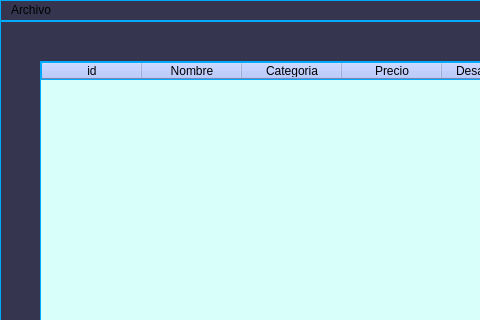
Above: views/videojuego.ui from joanmera/Gameverse_Interface before the change; both pictures show x 0 to 480 and y 0 to 320 of the 1001 by 544 pixel window. Below: the same form after it.
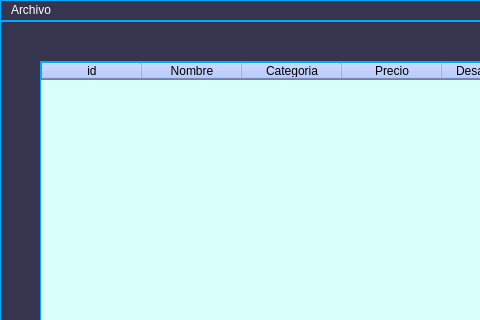
That is the form after the change.

Diff of the .ui file:
```diff
--- a/views/videojuego.ui
+++ b/views/videojuego.ui
@@ -15,7 +15,8 @@
   </property>
   <property name="styleSheet">
    <string notr="true">background-color: rgb(53, 53, 79);
-border: 1px solid #00aaff; /* Contorno neon azul */</string>
+border: 1px solid #00aaff; /* Contorno neon azul */
+color: rgb(255, 255, 255);</string>
   </property>
   <widget class="QWidget" name="centralwidget">
    <widget class="QTableWidget" name="gameTable">
```
